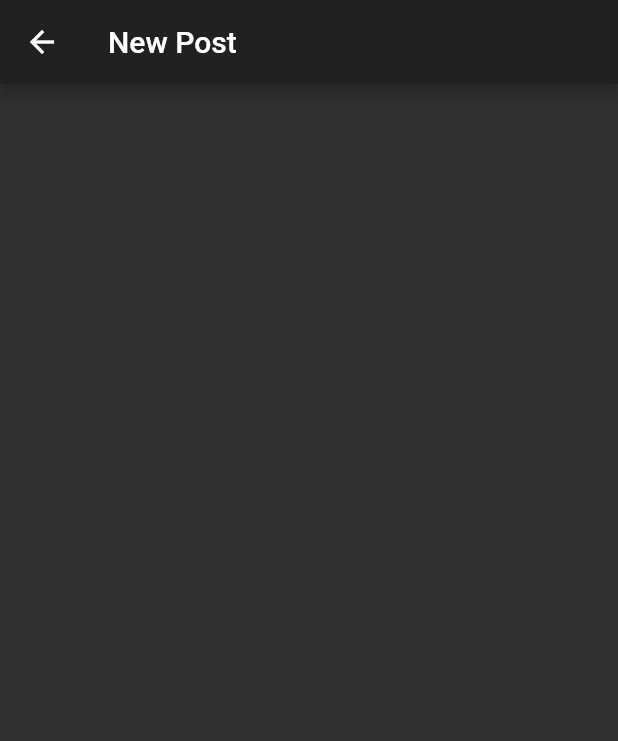
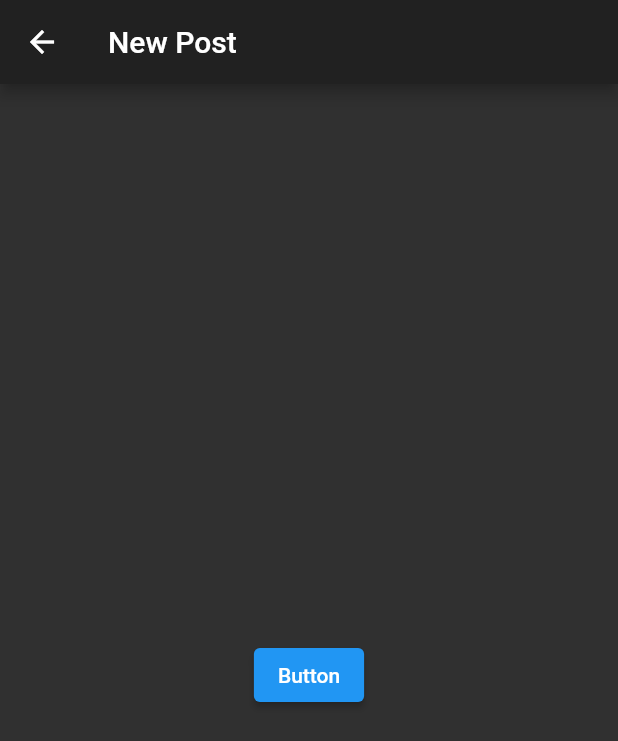
Before and after one commit to Modullah/waste, a Flutter app: the Gallery screen opened directly, on a phone screen of 412 x 824 dp. Shown: the top 741 px of the screen. Run offline on Flutter 3.47's test engine with Material 2 defaults, Android fonts, the phone set to English and light mode, and no system bars; our stand-ins replace cloud_firestore, firebase_analytics, firebase_core, image_picker; accounts and stored records are empty.

Commit message:
commiting changes but probably need to revert

```diff
--- a/lib/app.dart
+++ b/lib/app.dart
@@ -1,3 +1,5 @@
+import 'package:firebase_analytics/firebase_analytics.dart';
+import 'package:firebase_analytics/observer.dart';
 import 'package:flutter/material.dart';
 import 'screens/waste.dart';
 
@@ -10,6 +12,9 @@ class App extends StatefulWidget {
 }
 
 class _AppState extends State<App> {
+
+  FirebaseAnalytics analytics = FirebaseAnalytics();
+
   @override
   Widget build(BuildContext context) {
     return MaterialApp(
@@ -22,6 +27,7 @@ class _AppState extends State<App> {
       ),
       debugShowCheckedModeBanner: false,
       home: Waste(),
+      navigatorObservers: [FirebaseAnalyticsObserver(analytics: analytics)],
     );
   }
 }
--- a/lib/main.dart
+++ b/lib/main.dart
@@ -1,7 +1,5 @@
 import 'package:firebase_core/firebase_core.dart';
 import 'package:flutter/material.dart';
-import 'package:provider/provider.dart';
-import 'package:waste/controller/image_notifier.dart';
 import 'app.dart';
 
 void main() async {
@@ -9,6 +7,3 @@ void main() async {
   await Firebase.initializeApp();
   runApp(App());
 }
-// MultiProvider(providers: [
-//     ChangeNotifierProvider(create: (_)=> ImageNotifier()),],
-//     child:
--- a/lib/screens/gallery.dart
+++ b/lib/screens/gallery.dart
@@ -1,16 +1,10 @@
-import 'package:cloud_firestore/cloud_firestore.dart';
 import 'package:image_picker/image_picker.dart';
 import 'package:flutter/material.dart';
-import 'package:waste/controller/image_notifier.dart';
-import 'package:provider/provider.dart';
-import 'waste.dart';
 import 'dart:io';
-
-import 'package:location/location.dart';
 
 class Gallery extends StatefulWidget {
 
-  const Gallery({ Key? key}) : super(key: key);
+  const Gallery({ Key? key, }) : super(key: key);
 
 
   @override
@@ -19,7 +13,46 @@ class Gallery extends StatefulWidget {
 
 class _GalleryState extends State<Gallery> {
 
-  String imageUrl = '';
+  String url = '';
+
+  var tmp = true;
+  var _image;
+  var imagePicker;
+
+  void pickImage() async {
+    //image = (await ImagePicker().pickImage(source: ImageSource.gallery)) as Future;
+    // try{
+      print('hi, before pick image');
+      XFile image = await imagePicker.pickImage(source: ImageSource.camera);
+      print('after pick image');
+
+      //if (image == null) return;
+      //final path = image.path;
+
+    // } catch (err) {
+    //   print('Caught error: $err');
+    // }
+
+    // Reference reference = FirebaseStorage.instance.ref().child("placeholder.jpg");
+    // UploadTask uploadTask = reference.putFile(imagePath);
+
+    // uploadTask.whenComplete(() async {
+    //   url = await reference.getDownloadURL();
+    //   print(url);
+    // }).catchError((onError) {
+    //   print(onError);
+    // });
+
+    //print(url);
+    setState(() {
+      _image = File(image.path);
+    });
+  }
+
+  @override void initState() {
+    super.initState();
+    imagePicker = ImagePicker();
+  }
 
   @override
   Widget build(BuildContext context) {
@@ -32,23 +65,13 @@ class _GalleryState extends State<Gallery> {
           mainAxisAlignment: MainAxisAlignment.center,
           children: [
             const SizedBox(height: 20),
-            imageUrl == null ? CircularProgressIndicator(color: Colors.amberAccent) : Row()
-            // Waste(
-            //   onFileChanged: (imageUrl){
-            //     setState(() {
-            //       this.imageUrl = imageUrl;
-            //     });
-            //   }
-            // )
-            //imageUrl != null ? Image.file(imageUrl) : CircularProgressIndicator(color: Colors.amberAccent);
-
-          ],
+            ElevatedButton(onPressed: () => pickImage(), child: Text('Button')),
+            if (_image != null) Image.file(_image, width: 160, height: 160, fit: BoxFit.cover)
+            //img != null ? FlutterLogo(size: 160) : Image.file(img!, width: 160, height: 160, fit: BoxFit.cover,),
+         ],
         ),
       ),
     );
   }
 
-
-
-
 }
--- a/lib/screens/waste.dart
+++ b/lib/screens/waste.dart
@@ -1,9 +1,6 @@
 import 'package:cloud_firestore/cloud_firestore.dart';
 import 'package:flutter/material.dart';
-import 'package:image_picker/image_picker.dart';
-import 'package:firebase_storage/firebase_storage.dart';
 import 'package:waste/screens/gallery.dart';
-import 'dart:io';
 
 class Waste extends StatefulWidget {
   const Waste({ Key? key,}) : super(key: key);
@@ -57,7 +54,7 @@ class _WasteState extends State<Waste> {
   Widget camera(){
     return FloatingActionButton(
       child: Icon(Icons.camera_alt),
-      onPressed: () => {},
+      onPressed: () => Navigator.push(context, MaterialPageRoute(builder: (context) => Gallery())),
     );
   }
 
--- a/pubspec.yaml
+++ b/pubspec.yaml
@@ -26,9 +26,9 @@ dependencies:
   cloud_firestore: ^2.4.0
   firebase_core: ^1.4.0
   firebase_storage: ^10.0.1
+  firebase_analytics: ^8.2.0
   image_picker: ^0.8.3+1
   provider: ^5.0.0
-  location: ^4.3.0
 
   # The following adds the Cupertino Icons font to your application.
   # Use with the CupertinoIcons class for iOS style icons.
```
Also changed, not shown: pubspec.lock, 10 other files.
